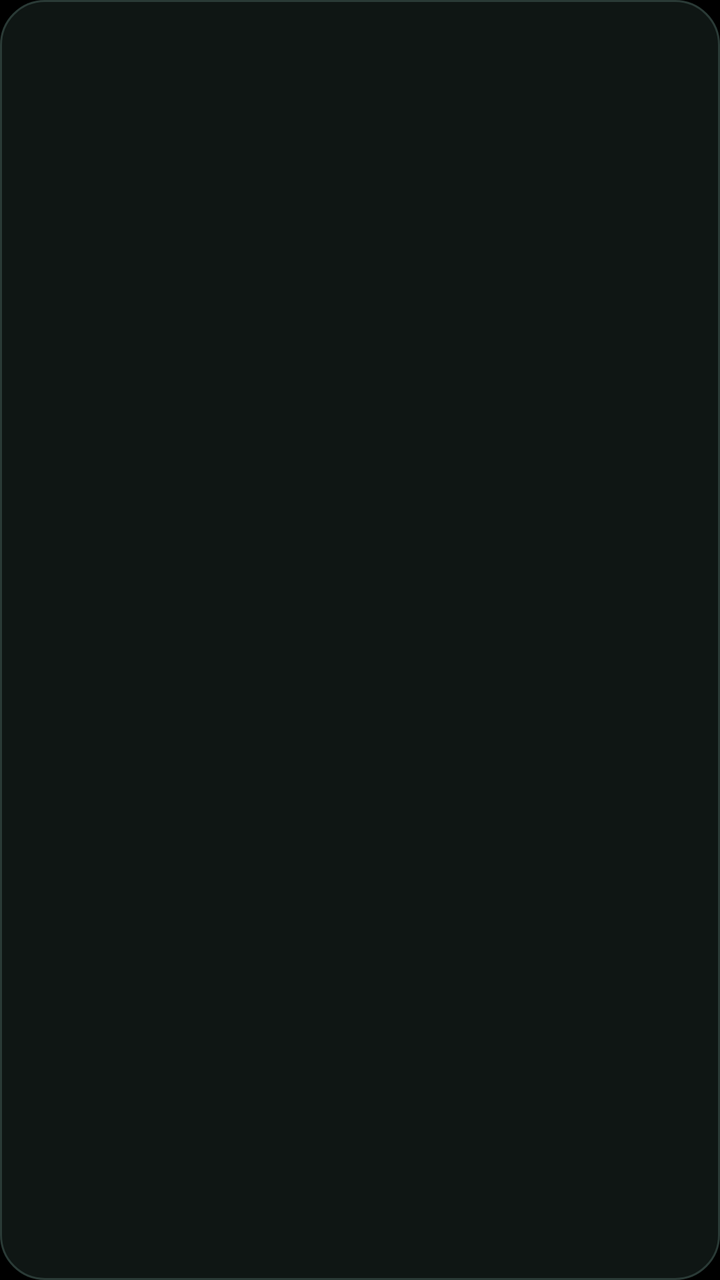
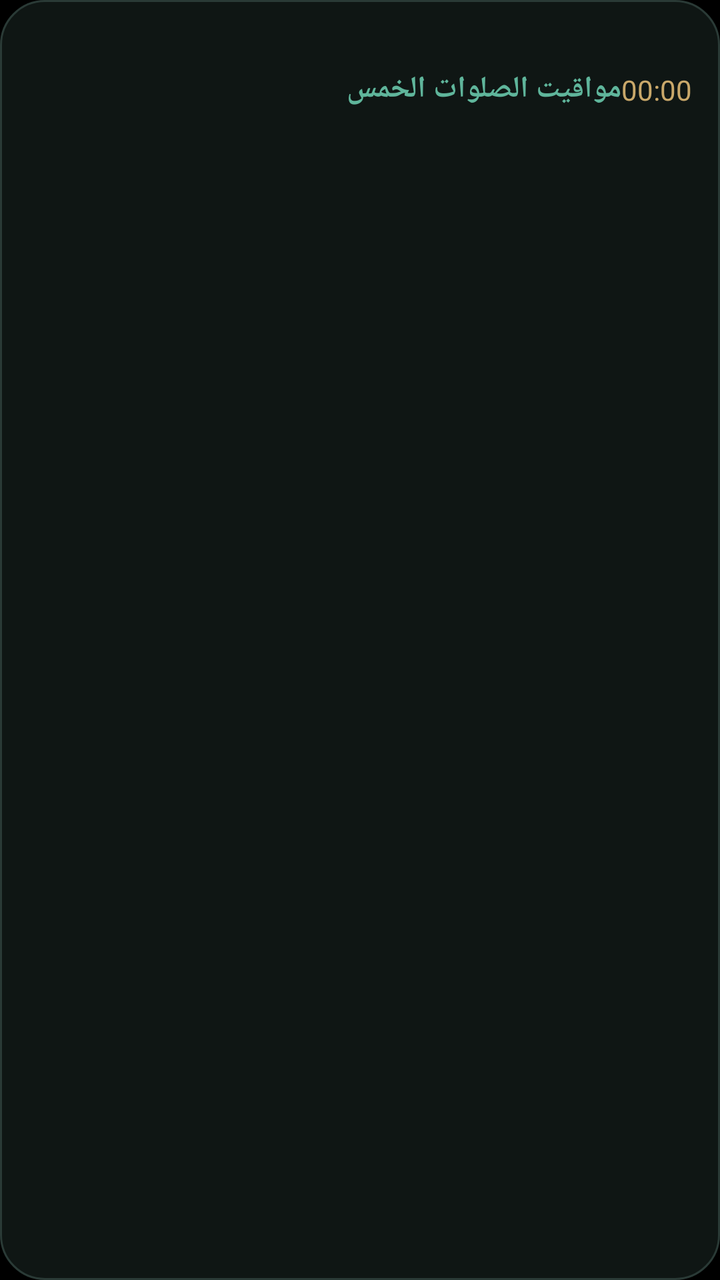

An Android layout rendered at two revisions. The XML below is the earlier revision; the diff shows what the commit changed to produce the second picture.
<!-- AndroidManifest.xml: application theme LaunchTheme -->
<!-- res/layout/widget_list.xml -->
<?xml version="1.0" encoding="utf-8"?>
<LinearLayout xmlns:android="http://schemas.android.com/apk/res/android"
    android:id="@+id/widget_root" android:layout_width="match_parent" android:layout_height="match_parent"
    android:orientation="vertical" android:background="@drawable/widget_bg" android:padding="14dp">
    <TextView android:id="@+id/w_city" android:layout_width="match_parent" android:layout_height="wrap_content"
        android:textColor="#9DB0AA" android:textSize="12sp" android:layout_marginBottom="4dp" />
    <LinearLayout android:id="@+id/row0" android:layout_width="match_parent" android:layout_height="0dp" android:layout_weight="1" android:orientation="horizontal" android:gravity="center_vertical">
        <TextView android:id="@+id/n0" android:layout_width="0dp" android:layout_weight="1" android:layout_height="wrap_content" android:textSize="15sp" android:textColor="#E8EFEC" />
        <TextView android:id="@+id/t0" android:layout_width="wrap_content" android:layout_height="wrap_content" android:textSize="15sp" android:textColor="#E8EFEC" />
    </LinearLayout>
    <LinearLayout android:id="@+id/row1" android:layout_width="match_parent" android:layout_height="0dp" android:layout_weight="1" android:orientation="horizontal" android:gravity="center_vertical">
        <TextView android:id="@+id/n1" android:layout_width="0dp" android:layout_weight="1" android:layout_height="wrap_content" android:textSize="15sp" android:textColor="#E8EFEC" />
        <TextView android:id="@+id/t1" android:layout_width="wrap_content" android:layout_height="wrap_content" android:textSize="15sp" android:textColor="#E8EFEC" />
    </LinearLayout>
    <LinearLayout android:id="@+id/row2" android:layout_width="match_parent" android:layout_height="0dp" android:layout_weight="1" android:orientation="horizontal" android:gravity="center_vertical">
        <TextView android:id="@+id/n2" android:layout_width="0dp" android:layout_weight="1" android:layout_height="wrap_content" android:textSize="15sp" android:textColor="#E8EFEC" />
        <TextView android:id="@+id/t2" android:layout_width="wrap_content" android:layout_height="wrap_content" android:textSize="15sp" android:textColor="#E8EFEC" />
    </LinearLayout>
    <LinearLayout android:id="@+id/row3" android:layout_width="match_parent" android:layout_height="0dp" android:layout_weight="1" android:orientation="horizontal" android:gravity="center_vertical">
        <TextView android:id="@+id/n3" android:layout_width="0dp" android:layout_weight="1" android:layout_height="wrap_content" android:textSize="15sp" android:textColor="#E8EFEC" />
        <TextView android:id="@+id/t3" android:layout_width="wrap_content" android:layout_height="wrap_content" android:textSize="15sp" android:textColor="#E8EFEC" />
    </LinearLayout>
    <LinearLayout android:id="@+id/row4" android:layout_width="match_parent" android:layout_height="0dp" android:layout_weight="1" android:orientation="horizontal" android:gravity="center_vertical">
        <TextView android:id="@+id/n4" android:layout_width="0dp" android:layout_weight="1" android:layout_height="wrap_content" android:textSize="15sp" android:textColor="#E8EFEC" />
        <TextView android:id="@+id/t4" android:layout_width="wrap_content" android:layout_height="wrap_content" android:textSize="15sp" android:textColor="#E8EFEC" />
    </LinearLayout>
</LinearLayout>
<!-- resources referenced by this layout -->
<resources>
  <!-- drawable widget_bg (drawable) -->
  <?xml version="1.0" encoding="utf-8"?>
  <shape xmlns:android="http://schemas.android.com/apk/res/android" android:shape="rectangle">
      <solid android:color="#F2101816" />
      <corners android:radius="22dp" />
      <stroke android:width="1dp" android:color="#2A3A36" />
  </shape>
  <style name="LaunchTheme" parent="@android:style/Theme.Black.NoTitleBar">
          <item name="android:windowBackground">@color/launch_background</item>
          <item name="android:windowFullscreen">false</item>
          <item name="android:windowLightStatusBar">false</item>
          <item name="android:windowLightNavigationBar">false</item>
          <item name="android:statusBarColor">#000000</item>
          <item name="android:navigationBarColor">#000000</item>
          <item name="android:windowAnimationStyle">@null</item>
      </style>
  <color name="launch_background">#000000</color>
</resources>

<!-- the commit's change to res/layout/widget_list.xml (unified diff, before → after) -->
@@ -4,6 +4,12 @@
     android:orientation="vertical" android:background="@drawable/widget_bg" android:padding="14dp">
     <TextView android:id="@+id/w_city" android:layout_width="match_parent" android:layout_height="wrap_content"
         android:textColor="#9DB0AA" android:textSize="12sp" android:layout_marginBottom="4dp" />
+    <LinearLayout android:layout_width="match_parent" android:layout_height="wrap_content" android:orientation="horizontal">
+        <TextView android:id="@+id/w_next" android:layout_width="0dp" android:layout_weight="1" android:layout_height="wrap_content"
+            android:text="مواقيت الصلوات الخمس" android:textColor="#5FB59B" android:textSize="15sp" android:textStyle="bold" />
+        <Chronometer android:id="@+id/w_count" android:layout_width="wrap_content" android:layout_height="wrap_content"
+            android:textColor="#C9A86A" android:textSize="14sp" />
+    </LinearLayout>
     <LinearLayout android:id="@+id/row0" android:layout_width="match_parent" android:layout_height="0dp" android:layout_weight="1" android:orientation="horizontal" android:gravity="center_vertical">
         <TextView android:id="@+id/n0" android:layout_width="0dp" android:layout_weight="1" android:layout_height="wrap_content" android:textSize="15sp" android:textColor="#E8EFEC" />
         <TextView android:id="@+id/t0" android:layout_width="wrap_content" android:layout_height="wrap_content" android:textSize="15sp" android:textColor="#E8EFEC" />
